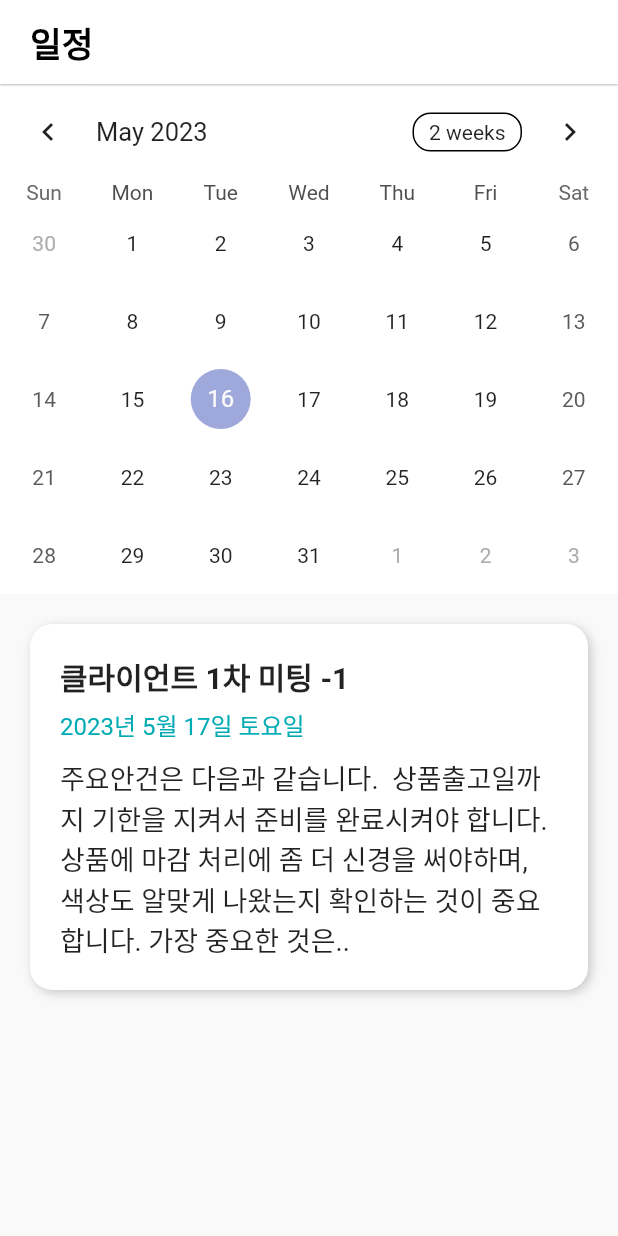
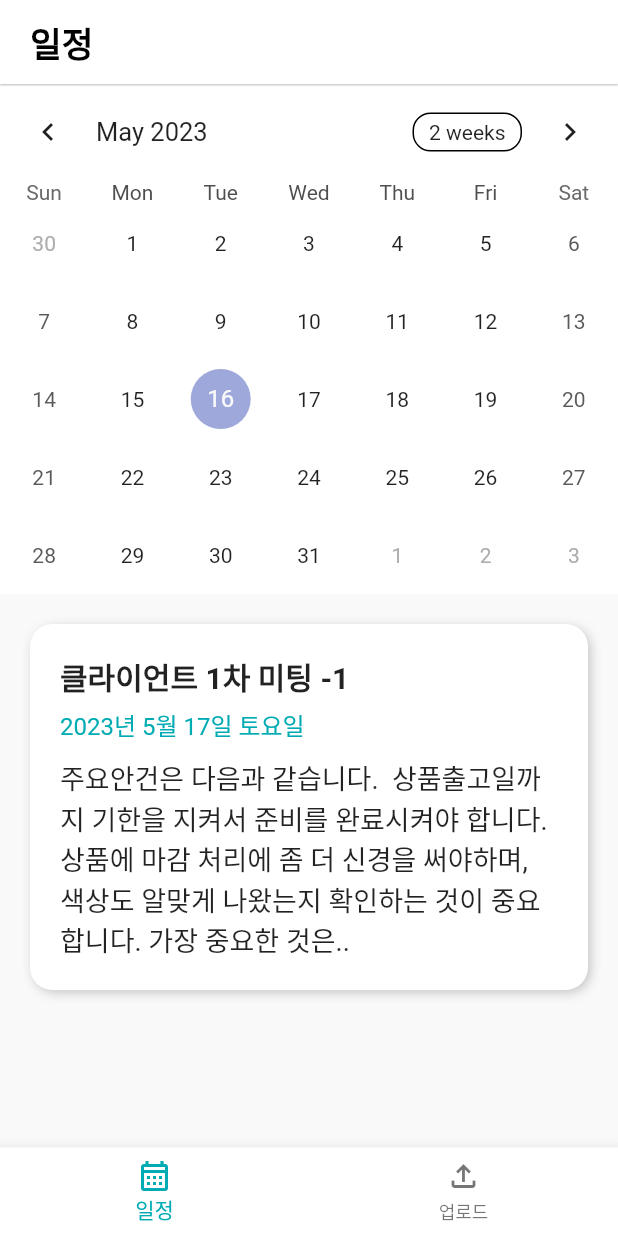
Before and after one commit to skku-skku/flutter_jolup, a Flutter app: the screen it shows after launch, on a phone screen of 412 x 824 dp. Run offline on Flutter 3.47's test engine with Material 2 defaults, Android fonts, the phone set to English and light mode, and no system bars; drawn by our look-alikes of table_calendar.

```diff
--- /dev/null
+++ b/lib/screens/calendar_screen.dart
@@ -0,0 +1,36 @@
+import 'package:flutter/material.dart';
+import 'package:table_calendar/table_calendar.dart';
+
+import '../widgets/maincard_widget.dart';
+
+class CalendarScreen extends StatelessWidget {
+  const CalendarScreen({super.key});
+
+  @override
+  Widget build(BuildContext context) {
+    return Column(
+      children: [
+        Container(
+          decoration: const BoxDecoration(
+            color: Colors.white,
+          ),
+          child: TableCalendar(
+            firstDay: DateTime.utc(2010, 10, 16),
+            lastDay: DateTime.utc(2030, 3, 14),
+            focusedDay: DateTime.now(),
+          ),
+        ),
+        const SingleChildScrollView(
+          child: Padding(
+            padding: EdgeInsets.all(20),
+            child: MainCard(
+                title: '클라이언트 1차 미팅 -1',
+                date: '2023년 5월 17일 토요일',
+                contents:
+                    '주요안건은 다음과 같습니다.  상품출고일까지 기한을 지켜서 준비를 완료시켜야 합니다. 상품에 마감 처리에 좀 더 신경을 써야하며, 색상도 알맞게 나왔는지 확인하는 것이 중요합니다. 가장 중요한 것은..'),
+          ),
+        ),
+      ],
+    );
+  }
+}
--- a/lib/screens/home_screen.dart
+++ b/lib/screens/home_screen.dart
@@ -1,9 +1,27 @@
 import 'package:flutter/material.dart';
-import 'package:jolup/widgets/maincard_widget.dart';
-import 'package:table_calendar/table_calendar.dart';
+import 'package:jolup/screens/calendar_screen.dart';
+import 'package:jolup/screens/upload_screen.dart';
 
-class HomeScreen extends StatelessWidget {
+class HomeScreen extends StatefulWidget {
   const HomeScreen({super.key});
+
+  @override
+  State<HomeScreen> createState() => _HomeScreenState();
+}
+
+class _HomeScreenState extends State<HomeScreen> {
+  int _selectedIndex = 0;
+
+  final List<Widget> _widgetOptions = <Widget>[
+    const CalendarScreen(),
+    const UploadScreen(),
+  ];
+
+  void _onItemTapped(int index) {
+    setState(() {
+      _selectedIndex = index;
+    });
+  }
 
   @override
   Widget build(BuildContext context) {
@@ -23,29 +41,24 @@ class HomeScreen extends StatelessWidget {
         centerTitle: false,
         titleSpacing: 20,
       ),
-      body: Column(
-        children: [
-          Container(
-            decoration: const BoxDecoration(
-              color: Colors.white,
-            ),
-            child: TableCalendar(
-              firstDay: DateTime.utc(2010, 10, 16),
-              lastDay: DateTime.utc(2030, 3, 14),
-              focusedDay: DateTime.now(),
-            ),
+      body: Center(
+        child: _widgetOptions.elementAt(_selectedIndex),
+      ),
+      bottomNavigationBar: BottomNavigationBar(
+        backgroundColor: Colors.white,
+        items: const <BottomNavigationBarItem>[
+          BottomNavigationBarItem(
+            icon: Icon(Icons.calendar_month_outlined),
+            label: '일정',
           ),
-          const SingleChildScrollView(
-            child: Padding(
-              padding: EdgeInsets.all(20),
-              child: MainCard(
-                  title: '클라이언트 1차 미팅 -1',
-                  date: '2023년 5월 17일 토요일',
-                  contents:
-                      '주요안건은 다음과 같습니다.  상품출고일까지 기한을 지켜서 준비를 완료시켜야 합니다. 상품에 마감 처리에 좀 더 신경을 써야하며, 색상도 알맞게 나왔는지 확인하는 것이 중요합니다. 가장 중요한 것은..'),
-            ),
+          BottomNavigationBarItem(
+            icon: Icon(Icons.file_upload_outlined),
+            label: '업로드',
           ),
         ],
+        currentIndex: _selectedIndex,
+        selectedItemColor: Theme.of(context).textTheme.displayLarge!.color,
+        onTap: _onItemTapped,
       ),
     );
   }
--- /dev/null
+++ b/lib/screens/upload_screen.dart
@@ -0,0 +1,12 @@
+import 'package:flutter/material.dart';
+
+class UploadScreen extends StatelessWidget {
+  const UploadScreen({super.key});
+
+  @override
+  Widget build(BuildContext context) {
+    return const Scaffold(
+      backgroundColor: Colors.red,
+    );
+  }
+}
```
